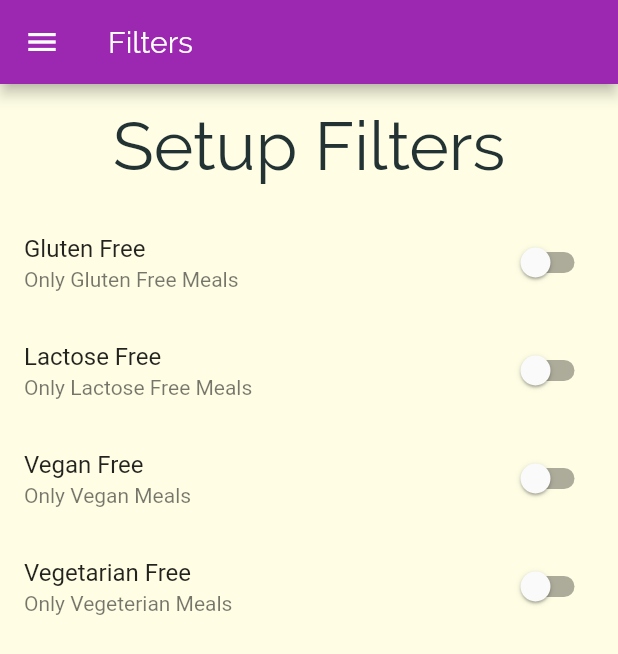
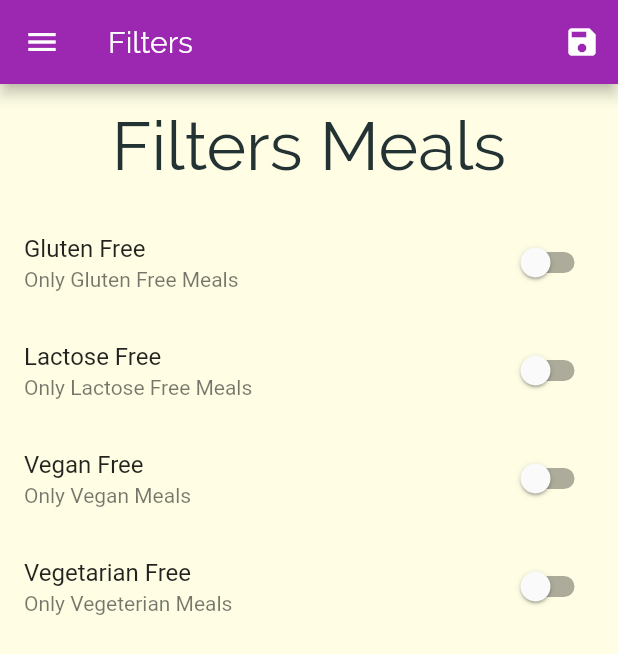
Before and after one commit to Khot-Sagar/meal_app, a Flutter app: the FiltersScreen screen opened by its route, on a phone screen of 412 x 824 dp. Shown: the top 654 px of the screen. Run offline on Flutter 3.47's test engine with Material 2 defaults, Android fonts, the phone set to English and light mode, and no system bars.

Commit message:
Filtering Logix

```diff
--- a/lib/main.dart
+++ b/lib/main.dart
@@ -1,7 +1,9 @@
 import 'package:flutter/material.dart';
+
+import './dummy_data.dart';
+import './models/meal.dart';
 import './screens/filters_screen.dart';
 import './screens/tab_screen.dart';
-// import './screens/categories_screen.dart';
 import './screens/category_meal_screen.dart';
 import './screens/meal_detail_screen.dart';
 
@@ -9,7 +11,41 @@ void main() {
   runApp(MyApp());
 }
 
-class MyApp extends StatelessWidget {
+class MyApp extends StatefulWidget {
+  @override
+  _MyAppState createState() => _MyAppState();
+}
+
+class _MyAppState extends State<MyApp> {
+  Map<String, bool> _filterData = {
+    'gluten': false,
+    'lactose': false,
+    'vegan': false,
+    'vegeterian': false,
+  };
+  List<Meal> _availableMeals = DUMMY_MEALS;
+
+  void _setFilters(Map<String, bool> filt) {
+    setState(() {
+      _filterData = filt;
+      _availableMeals = DUMMY_MEALS.where((meal) {
+        if (_filterData['gluten'] && !meal.isGlutenFree) {
+          return false;
+        }
+        if (_filterData['lactose'] && !meal.isLactoseFree) {
+          return false;
+        }
+        if (_filterData['vegan'] && !meal.isVegan) {
+          return false;
+        }
+        if (_filterData['vegeterian'] && !meal.isVegetarian) {
+          return false;
+        }
+        return true;
+      }).toList();
+    });
+  }
+
   @override
   Widget build(BuildContext context) {
     return MaterialApp(
@@ -35,9 +71,9 @@ class MyApp extends StatelessWidget {
       ),
       home: TabsScreen(),
       routes: {
-        '/category_meal_screen': (ctx) => CategoryMealScreen(),
+        '/category_meal_screen': (ctx) => CategoryMealScreen(_availableMeals),
         '/meal_detail_screen': (ctx) => MealDetailScreen(),
-        '/filters_screen': (ctx) => FiltersScreen(),
+        '/filters_screen': (ctx) => FiltersScreen(_filterData, _setFilters),
       },
     );
   }
--- a/lib/screens/filters_screen.dart
+++ b/lib/screens/filters_screen.dart
@@ -2,6 +2,9 @@ import 'package:flutter/material.dart';
 import '../widgets/main-drawer.dart';
 
 class FiltersScreen extends StatefulWidget {
+  final Map<String, bool> filters;
+  final Function setFilters;
+  FiltersScreen(this.filters, this.setFilters);
   @override
   _FiltersScreenState createState() => _FiltersScreenState();
 }
@@ -12,17 +15,23 @@ class _FiltersScreenState extends State<FiltersScreen> {
   bool _vegan = false;
   bool _vegeterian = false;
 
-  Widget _buildSwitchTile(String title, bool value, String subTitle) {
+  Widget _buildSwitchTile(
+      String title, bool value, String subTitle, Function updateValue) {
     return SwitchListTile(
-      title: Text(title),
-      value: value,
-      subtitle: Text(subTitle),
-      onChanged: (newValue) {
-        setState(() {
-          value = newValue;
-        });
-      },
-    );
+        title: Text(title),
+        value: value,
+        subtitle: Text(subTitle),
+        onChanged: updateValue);
+  }
+
+  @override
+  void initState() {
+    _glutenFree = widget.filters['gluten'];
+    _lactoseFree = widget.filters['lactose'];
+    _vegan = widget.filters['vegan'];
+    _vegeterian = widget.filters['vegeterian'];
+
+    super.initState();
   }
 
   @override
@@ -30,6 +39,19 @@ class _FiltersScreenState extends State<FiltersScreen> {
     return Scaffold(
       appBar: AppBar(
         title: Text('Filters'),
+        actions: [
+          IconButton(
+              icon: Icon(Icons.save),
+              onPressed: () {
+                Map<String, bool> selectedFilters = {
+                  'gluten': _glutenFree,
+                  'lactose': _lactoseFree,
+                  'vegan': _vegan,
+                  'vegeterian': _vegeterian,
+                };
+                widget.setFilters(selectedFilters);
+              })
+        ],
       ),
       drawer: MainDrawer(),
       body: Column(
@@ -37,7 +59,7 @@ class _FiltersScreenState extends State<FiltersScreen> {
           Container(
             margin: EdgeInsets.symmetric(vertical: 15),
             child: Text(
-              'Setup Filters',
+              'Filters Meals',
               style: Theme.of(context).textTheme.headline3,
             ),
           ),
@@ -45,25 +67,32 @@ class _FiltersScreenState extends State<FiltersScreen> {
             child: Column(
               children: <Widget>[
                 _buildSwitchTile(
-                  'Gluten Free',
-                  _glutenFree,
-                  'Only Gluten Free Meals',
-                ),
+                    'Gluten Free', _glutenFree, 'Only Gluten Free Meals',
+                    (newValue) {
+                  setState(() {
+                    _glutenFree = newValue;
+                  });
+                }),
                 _buildSwitchTile(
-                  'Lactose Free',
-                  _lactoseFree,
-                  'Only Lactose Free Meals',
-                ),
+                    'Lactose Free', _lactoseFree, 'Only Lactose Free Meals',
+                    (newValue) {
+                  setState(() {
+                    _lactoseFree = newValue;
+                  });
+                }),
+                _buildSwitchTile('Vegan Free', _vegan, 'Only Vegan Meals',
+                    (newValue) {
+                  setState(() {
+                    _vegan = newValue;
+                  });
+                }),
                 _buildSwitchTile(
-                  'Vegan Free',
-                  _vegan,
-                  'Only Vegan Meals',
-                ),
-                _buildSwitchTile(
-                  'Vegetarian Free',
-                  _vegeterian,
-                  'Only Vegeterian Meals',
-                ),
+                    'Vegetarian Free', _vegeterian, 'Only Vegeterian Meals',
+                    (newValue) {
+                  setState(() {
+                    _vegeterian = newValue;
+                  });
+                }),
               ],
             ),
           )
```
Also changed, not shown: lib/screens/category_meal_screen.dart (+5 -4 lines).
